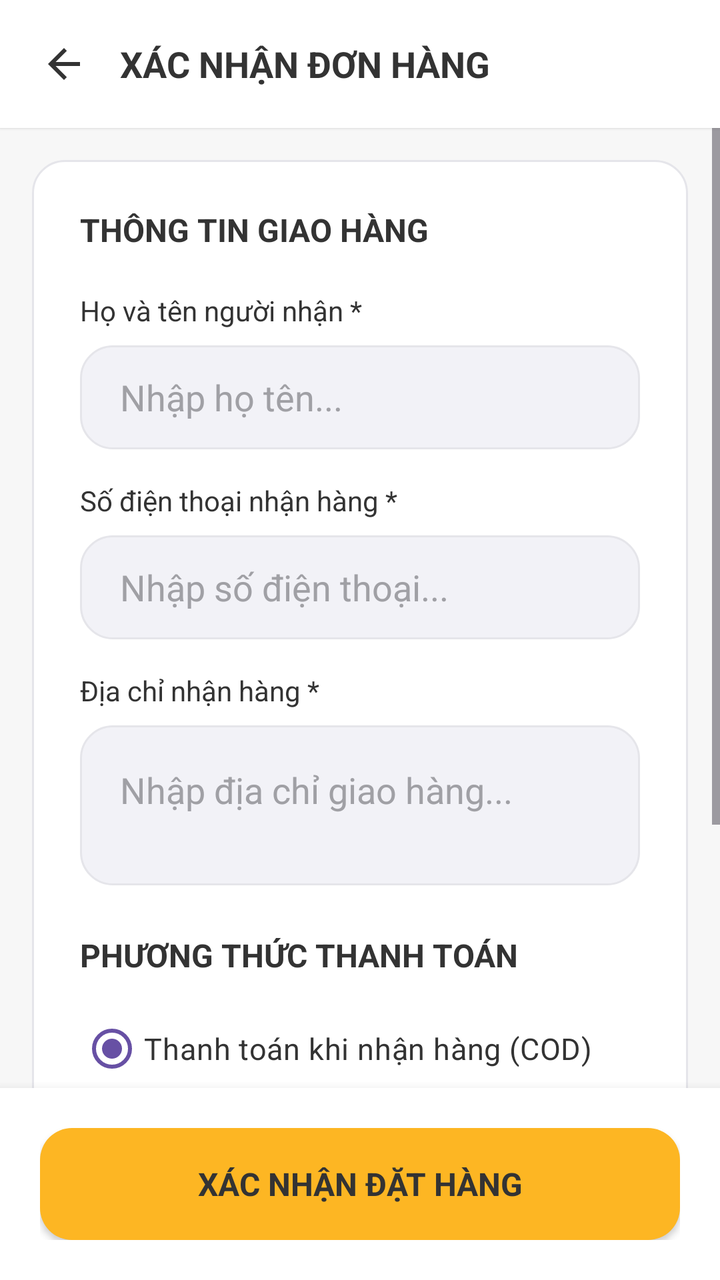
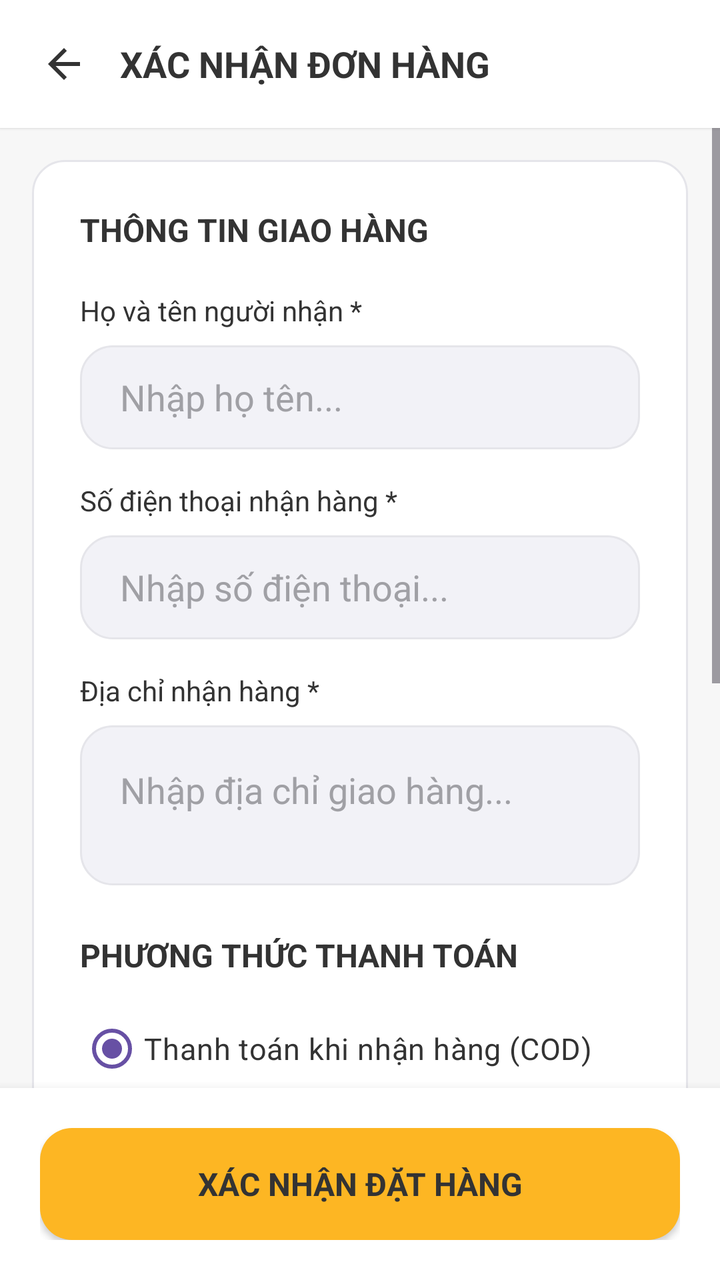

The first picture is an Android layout as it rendered before a commit; the second is the same layout after the commit. The layout source and the unified diff follow.
<!-- AndroidManifest.xml: application theme Theme.MobileDeviceStoreTDMU -->
<!-- res/layout/activity_thanh_toan.xml -->
<?xml version="1.0" encoding="utf-8"?>
<LinearLayout xmlns:android="http://schemas.android.com/apk/res/android"
    xmlns:tools="http://schemas.android.com/tools"
    xmlns:app="http://schemas.android.com/apk/res-auto"
    android:layout_width="match_parent"
    android:layout_height="match_parent"
    android:orientation="vertical"
    android:background="@color/bg_light"
    android:fitsSystemWindows="true"
    tools:context=".activity.ThanhToanActivity">

    
    <LinearLayout
        android:layout_width="match_parent"
        android:layout_height="wrap_content"
        android:background="@color/bg_white"
        android:elevation="1dp"
        android:padding="16dp"
        android:orientation="horizontal"
        android:gravity="center_vertical">

        <ImageView
            android:id="@+id/btnBackHeader"
            android:layout_width="32dp"
            android:layout_height="32dp"
            android:src="@drawable/ic_arrow_back"
            android:background="?attr/selectableItemBackgroundBorderless"
            android:padding="4dp"
            app:tint="@color/text_primary"
            android:layout_marginEnd="12dp" />

        <TextView
            android:layout_width="0dp"
            android:layout_height="wrap_content"
            android:layout_weight="1"
            android:text="XÁC NHẬN ĐƠN HÀNG"
            android:textSize="18sp"
            android:textStyle="bold"
            android:textColor="@color/text_primary" />

    </LinearLayout>

    <ScrollView
        android:layout_width="match_parent"
        android:layout_height="0dp"
        android:layout_weight="1"
        android:clipToPadding="false"
        android:paddingBottom="24dp">

        <LinearLayout
            android:layout_width="match_parent"
            android:layout_height="wrap_content"
            android:orientation="vertical"
            android:padding="24dp"
            android:background="@drawable/bg_card_modern"
            android:layout_margin="16dp"
            android:elevation="0dp">

            <TextView
                android:layout_width="match_parent"
                android:layout_height="wrap_content"
                android:text="THÔNG TIN GIAO HÀNG"
                android:textColor="@color/text_primary"
                android:textSize="16sp"
                android:textStyle="bold"
                android:layout_marginBottom="20dp" />

            <TextView
                android:layout_width="match_parent"
                android:layout_height="wrap_content"
                android:text="Họ và tên người nhận *"
                android:textColor="@color/text_primary"
                android:textSize="14sp"
                android:layout_marginBottom="8dp" />

            <EditText
                android:id="@+id/edtHoTenThanhToan"
                android:layout_width="match_parent"
                android:layout_height="52dp"
                android:hint="Nhập họ tên..."
                android:textColorHint="@color/text_hint"
                android:textColor="@color/text_primary"
                android:inputType="textPersonName"
                android:background="@drawable/bg_edittext_modern"
                android:paddingHorizontal="20dp"
                android:layout_marginBottom="16dp" />

            <TextView
                android:layout_width="match_parent"
                android:layout_height="wrap_content"
                android:text="Số điện thoại nhận hàng *"
                android:textColor="@color/text_primary"
                android:textSize="14sp"
                android:layout_marginBottom="8dp" />

            <EditText
                android:id="@+id/edtSoDienThoaiThanhToan"
                android:layout_width="match_parent"
                android:layout_height="52dp"
                android:hint="Nhập số điện thoại..."
                android:textColorHint="@color/text_hint"
                android:textColor="@color/text_primary"
                android:inputType="phone"
                android:background="@drawable/bg_edittext_modern"
                android:paddingHorizontal="20dp"
                android:layout_marginBottom="16dp" />

            <TextView
                android:layout_width="match_parent"
                android:layout_height="wrap_content"
                android:text="Địa chỉ nhận hàng *"
                android:textColor="@color/text_primary"
                android:textSize="14sp"
                android:layout_marginBottom="8dp" />

            <EditText
                android:id="@+id/edtDiaChiThanhToan"
                android:layout_width="match_parent"
                android:layout_height="80dp"
                android:hint="Nhập địa chỉ giao hàng..."
                android:textColorHint="@color/text_hint"
                android:textColor="@color/text_primary"
                android:inputType="textMultiLine"
                android:gravity="top"
                android:padding="20dp"
                android:background="@drawable/bg_edittext_modern"
                android:layout_marginBottom="24dp" />

            <TextView
                android:layout_width="match_parent"
                android:layout_height="wrap_content"
                android:text="PHƯƠNG THỨC THANH TOÁN"
                android:textColor="@color/text_primary"
                android:textSize="16sp"
                android:textStyle="bold"
                android:layout_marginBottom="12dp" />

            <RadioGroup
                android:id="@+id/rgPhuongThucThanhToan"
                android:layout_width="match_parent"
                android:layout_height="wrap_content"
                android:layout_marginBottom="24dp">

                <RadioButton
                    android:id="@+id/rbCOD"
                    android:layout_width="match_parent"
                    android:layout_height="wrap_content"
                    android:text="Thanh toán khi nhận hàng (COD)"
                    android:textColor="@color/text_primary"
                    android:textSize="15sp"
                    android:checked="true"
                    android:buttonTint="@color/radio_button_tint"
                    android:paddingVertical="12dp" />

                <RadioButton
                    android:id="@+id/rbChuyenKhoan"
                    android:layout_width="match_parent"
                    android:layout_height="wrap_content"
                    android:text="Chuyển khoản ngân hàng"
                    android:textColor="@color/text_primary"
                    android:textSize="15sp"
                    android:buttonTint="@color/radio_button_tint"
                    android:paddingVertical="12dp" />

            </RadioGroup>

            <View
                android:layout_width="match_parent"
                android:layout_height="1dp"
                android:background="@color/stroke_light"
                android:layout_marginBottom="20dp" />

            <LinearLayout
                android:layout_width="match_parent"
                android:layout_height="wrap_content"
                android:orientation="horizontal">

                <TextView
                    android:layout_width="0dp"
                    android:layout_height="wrap_content"
                    android:layout_weight="1"
                    android:text="Tổng tiền đơn hàng:"
                    android:textColor="@color/text_primary"
                    android:textSize="16sp"
                    android:textStyle="bold" />

                <TextView
                    android:id="@+id/tvTongTienThanhToan"
                    android:layout_width="wrap_content"
                    android:layout_height="wrap_content"
                    android:text="0 đ"
                    android:textColor="@color/primary_black"
                    android:textSize="20sp"
                    android:textStyle="bold" />

            </LinearLayout>

        </LinearLayout>

    </ScrollView>

    <LinearLayout
        android:layout_width="match_parent"
        android:layout_height="wrap_content"
        android:background="@color/bg_white"
        android:elevation="8dp"
        android:padding="20dp">

        <androidx.appcompat.widget.AppCompatButton
            android:id="@+id/btnXacNhanDatHang"
            android:layout_width="match_parent"
            android:layout_height="56dp"
            android:text="XÁC NHẬN ĐẶT HÀNG"
            android:background="@drawable/bg_btn_primary"
            android:textColor="@color/text_on_yellow"
            android:textSize="16sp"
            android:textStyle="bold"
            android:elevation="2dp"
            android:stateListAnimator="@null" />

    </LinearLayout>

</LinearLayout>
<!-- resources referenced by this layout -->
<resources>
  <color name="bg_light">#F7F7F7</color>
  <color name="bg_white">#FFFFFF</color>
  <color name="primary_black">#333333</color>
  <color name="stroke_light">#E5E5EA</color>
  <color name="text_hint">#A0A0A5</color>
  <color name="text_on_yellow">#333333</color>
  <color name="text_primary">#333333</color>
  <!-- drawable bg_btn_primary (drawable) -->
  <?xml version="1.0" encoding="utf-8"?>
  <shape xmlns:android="http://schemas.android.com/apk/res/android"
      android:shape="rectangle">
      <solid android:color="@color/primary_yellow" />
      <corners android:radius="16dp" />
  </shape>
  <!-- drawable bg_card_modern (drawable) -->
  <?xml version="1.0" encoding="utf-8"?>
  <shape xmlns:android="http://schemas.android.com/apk/res/android"
      android:shape="rectangle">
      <solid android:color="@color/bg_white" />
      <corners android:radius="16dp" />
      <stroke android:width="1dp" android:color="@color/stroke_light" />
  </shape>
  <!-- drawable bg_edittext_modern (drawable) -->
  <?xml version="1.0" encoding="utf-8"?>
  <shape xmlns:android="http://schemas.android.com/apk/res/android"
      android:shape="rectangle">
      <solid android:color="@color/input_bg" />
      <corners android:radius="16dp" />
      <stroke android:width="1dp" android:color="@color/stroke_light" />
  </shape>
  <!-- drawable ic_arrow_back (drawable) -->
  <vector xmlns:android="http://schemas.android.com/apk/res/android"
      android:width="24dp"
      android:height="24dp"
      android:viewportWidth="24"
      android:viewportHeight="24">
      <path
          android:fillColor="#1C1C1C"
          android:pathData="M20,11H7.83l5.59,-5.59L12,4l-8,8 8,8 1.41,-1.41L7.83,13H20v-2z"/>
  </vector>
  <style name="Theme.MobileDeviceStoreTDMU" parent="Base.Theme.MobileDeviceStoreTDMU" />
  <color name="primary_yellow">#FDB623</color>
  <color name="input_bg">#F2F2F7</color>
  <style name="Base.Theme.MobileDeviceStoreTDMU" parent="Theme.Material3.Light.NoActionBar">
          
          <item name="android:statusBarColor">@color/primary_yellow</item>
          <item name="android:windowLightStatusBar">true</item>
  
          <item name="android:navigationBarColor">@color/primary_yellow</item>
          <item name="android:windowLightNavigationBar" tools:targetApi="O_MR1">true</item>
          <item name="fontFamily">@font/nunito</item>
      </style>
</resources>

<!-- the commit's change to res/layout/activity_thanh_toan.xml (unified diff, before → after) -->
@@ -164,22 +164,112 @@
 
             </RadioGroup>
 
+            <TextView
+                android:layout_width="match_parent"
+                android:layout_height="wrap_content"
+                android:text="MÃ GIẢM GIÁ (VOUCHER)"
+                android:textColor="@color/text_primary"
+                android:textSize="16sp"
+                android:textStyle="bold"
+                android:layout_marginBottom="12dp" />
+
+            <LinearLayout
+                android:layout_width="match_parent"
+                android:layout_height="wrap_content"
+                android:orientation="horizontal"
+                android:gravity="center_vertical"
+                android:layout_marginBottom="20dp">
+
+                <EditText
+                    android:id="@+id/edtMaVoucher"
+                    android:layout_width="0dp"
+                    android:layout_height="48dp"
+                    android:layout_weight="1"
+                    android:background="@drawable/bg_edittext_modern"
+                    android:hint="Nhập mã voucher..."
+                    android:inputType="textCapCharacters"
+                    android:paddingHorizontal="16dp"
+                    android:textColor="@color/text_primary"
+                    android:textColorHint="@color/text_hint"
+                    android:layout_marginEnd="8dp" />
+
+                <Button
+                    android:id="@+id/btnApDungVoucher"
+                    android:layout_width="wrap_content"
+                    android:layout_height="48dp"
+                    android:text="ÁP DỤNG"
+                    android:textColor="@color/primary_black"
+                    android:backgroundTint="@color/primary_yellow"
+                    android:textStyle="bold" />
+            </LinearLayout>
+
             <View
                 android:layout_width="match_parent"
                 android:layout_height="1dp"
                 android:background="@color/stroke_light"
                 android:layout_marginBottom="20dp" />
 
+            
             <LinearLayout
                 android:layout_width="match_parent"
                 android:layout_height="wrap_content"
+                android:orientation="horizontal"
+                android:layout_marginBottom="8dp">
+
+                <TextView
+                    android:layout_width="0dp"
+                    android:layout_height="wrap_content"
+                    android:layout_weight="1"
+                    android:text="Tạm tính:"
+                    android:textColor="@color/text_secondary"
+                    android:textSize="14sp" />
+
+                <TextView
+                    android:id="@+id/tvTamTinhThanhToan"
+                    android:layout_width="wrap_content"
+                    android:layout_height="wrap_content"
+                    android:text="0 đ"
+                    android:textColor="@color/text_primary"
+                    android:textSize="14sp" />
+            </LinearLayout>
+
+            
+            <LinearLayout
+                android:id="@+id/layoutDongGiamGia"
+                android:layout_width="match_parent"
+                android:layout_height="wrap_content"
+                android:orientation="horizontal"
+                android:layout_marginBottom="12dp">
+
+                <TextView
+                    android:id="@+id/tvNhanGiamGia"
+                    android:layout_width="0dp"
+                    android:layout_height="wrap_content"
+                    android:layout_weight="1"
+                    android:text="Giảm giá voucher:"
+                    android:textColor="@color/text_secondary"
+                    android:textSize="14sp" />
+
+                <TextView
+                    android:id="@+id/tvTienGiamGia"
+                    android:layout_width="wrap_content"
+                    android:layout_height="wrap_content"
+                    android:text="-0 đ"
+                    android:textColor="#D32F2F"
+                    android:textSize="14sp"
+                    android:textStyle="bold" />
+            </LinearLayout>
+
+            <LinearLayout
+                android:layout_width="match_parent"
+                android:layout_height="wrap_content"
                 android:orientation="horizontal">
 
                 <TextView
                     android:layout_width="0dp"
                     android:layout_height="wrap_content"
                     android:layout_weight="1"
-                    android:text="Tổng tiền đơn hàng:"
+                    android:text="Tổng tiền thanh toán:"
                     android:textColor="@color/text_primary"
                     android:textSize="16sp"
                     android:textStyle="bold" />
<!-- resource entries referenced after the edit -->
@@ -7,6 +7,7 @@
   <color name="text_hint">#A0A0A5</color>
   <color name="text_on_yellow">#333333</color>
   <color name="text_primary">#333333</color>
+  <color name="text_secondary">#8E8E93</color>
   <!-- drawable bg_btn_primary (drawable) -->
   <?xml version="1.0" encoding="utf-8"?>
   <shape xmlns:android="http://schemas.android.com/apk/res/android"
